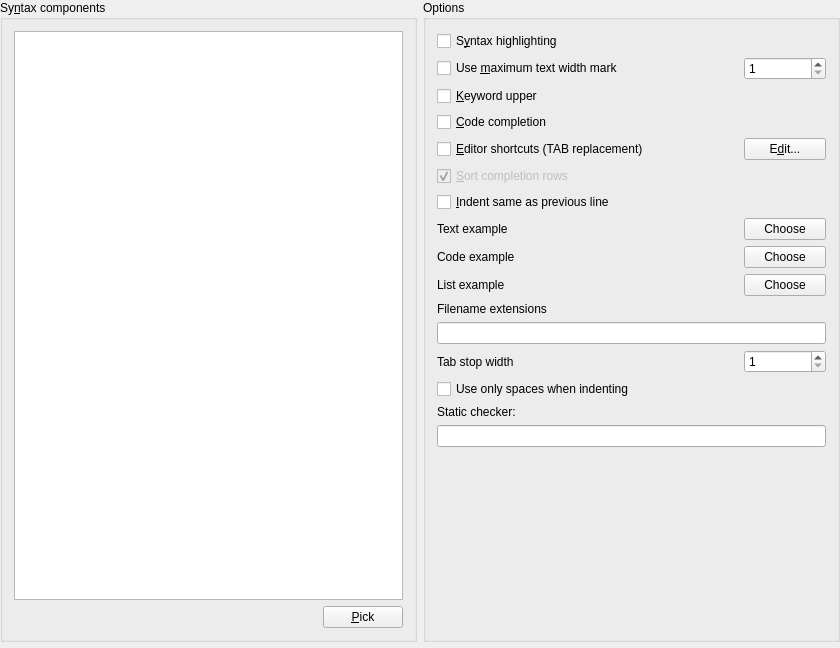
The window that src/tosyntaxsetupui.ui (tora-tool/tora) describes before a commit, drawn with Qt 5.
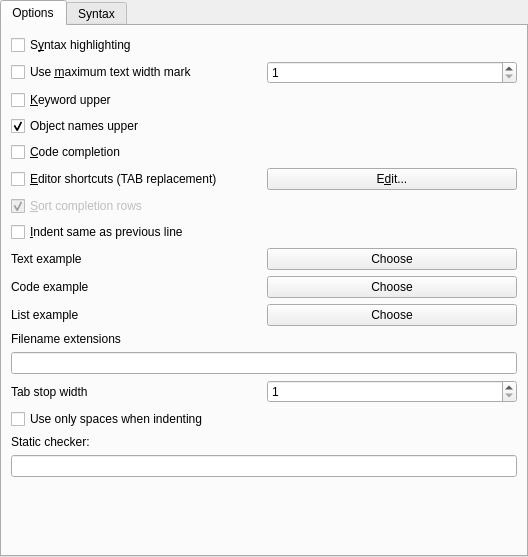
The same window after the commit. Custom widgets are drawn as their Qt base class.

Commit message: 1. Add editor option for upper/lowercase object names (fix table creation dialog to cope with this change). 2. Split editor options to two tabs. 3. Update documentation.

```diff
--- a/src/tosyntaxsetupui.ui
+++ b/src/tosyntaxsetupui.ui
@@ -6,8 +6,8 @@
    <rect>
     <x>0</x>
     <y>0</y>
-    <width>840</width>
-    <height>648</height>
+    <width>528</width>
+    <height>557</height>
    </rect>
   </property>
   <property name="windowTitle">
@@ -16,70 +16,63 @@
   <property name="toolTip">
    <string/>
   </property>
-  <layout class="QGridLayout">
-   <property name="margin">
-    <number>0</number>
-   </property>
+  <layout class="QHBoxLayout" name="horizontalLayout_7">
    <property name="spacing">
     <number>6</number>
    </property>
-   <item row="1" column="0" colspan="2">
-    <widget class="toHighlightedText" name="Example" native="true"/>
-   </item>
-   <item row="0" column="0">
-    <widget class="QGroupBox" name="GroupBox2">
-     <property name="title">
-      <string>Sy&amp;ntax components</string>
-     </property>
-     <layout class="QGridLayout">
       <property name="margin">
-       <number>11</number>
-      </property>
-      <property name="spacing">
-       <number>6</number>
-      </property>
-      <item row="1" column="0">
-       <widget class="QLabel" name="ExampleColor">
-        <property name="text">
-         <string/>
-        </property>
-        <property name="wordWrap">
-         <bool>false</bool>
-        </property>
-       </widget>
-      </item>
-      <item row="1" column="1">
-       <widget class="QPushButton" name="PushButton3">
-        <property name="sizePolicy">
-         <sizepolicy hsizetype="Maximum" vsizetype="Fixed">
-          <horstretch>0</horstretch>
-          <verstretch>0</verstretch>
-         </sizepolicy>
-        </property>
-        <property name="text">
-         <string>&amp;Pick</string>
-        </property>
-       </widget>
-      </item>
-      <item row="0" column="0" colspan="2">
-       <widget class="QListWidget" name="SyntaxComponent"/>
-      </item>
-     </layout>
-    </widget>
-   </item>
-   <item row="0" column="1">
-    <widget class="QGroupBox" name="Options">
-     <property name="title">
+    <number>0</number>
+   </property>
+   <item>
+    <widget class="QTabWidget" name="tabWidget">
+     <property name="currentIndex">
+      <number>0</number>
+     </property>
+     <widget class="QWidget" name="OptionsTab">
+      <attribute name="title">
       <string>Options</string>
-     </property>
-     <layout class="QGridLayout">
-      <property name="margin">
-       <number>11</number>
-      </property>
-      <property name="spacing">
-       <number>6</number>
-      </property>
-      <item row="2" column="0" colspan="3">
+      </attribute>
+      <layout class="QVBoxLayout" name="verticalLayout_2">
+       <item>
+        <layout class="QVBoxLayout" name="verticalLayout">
+         <item>
+          <widget class="QCheckBox" name="SyntaxHighlighting">
+           <property name="toolTip">
+            <string>Enable syntax highlighting, or use simple text editor</string>
+           </property>
+           <property name="text">
+            <string>S&amp;yntax highlighting</string>
+           </property>
+          </widget>
+         </item>
+         <item>
+          <layout class="QHBoxLayout" name="horizontalLayout">
+           <item>
+            <widget class="QCheckBox" name="EdgeMarkCheckBox">
+             <property name="toolTip">
+              <string>Display the line/column marker at the specified position</string>
+             </property>
+             <property name="text">
+              <string>Use &amp;maximum text width mark</string>
+             </property>
+            </widget>
+           </item>
+           <item>
+            <widget class="QSpinBox" name="EdgeSizeSpinBox">
+             <property name="toolTip">
+              <string>Specify the column (text width) where to show marker</string>
+             </property>
+             <property name="minimum">
+              <number>1</number>
+             </property>
+             <property name="maximum">
+              <number>999999</number>
+             </property>
+            </widget>
+           </item>
+          </layout>
+         </item>
+         <item>
        <widget class="QCheckBox" name="KeywordUpper">
         <property name="toolTip">
          <string>Convert all keywords to uppercase when displayingsyntaxhighlighted text.  Only available for monospaced fonts.</string>
@@ -89,7 +82,20 @@
         </property>
        </widget>
       </item>
-      <item row="3" column="0" colspan="3">
+         <item>
+          <widget class="QCheckBox" name="ObjectNamesUpper">
+           <property name="toolTip">
+            <string>Table, view, column names etc. are extracted in upper-case</string>
+           </property>
+           <property name="text">
+            <string>Object names upper</string>
+           </property>
+           <property name="checked">
+            <bool>true</bool>
+           </property>
+          </widget>
+         </item>
+         <item>
        <widget class="QCheckBox" name="CodeCompletion">
         <property name="toolTip">
          <string>Activate code completion in SQL editors. Not recommended on slow connections.</string>
@@ -99,7 +105,25 @@
         </property>
        </widget>
       </item>
-      <item row="5" column="0" colspan="3">
+         <item>
+          <layout class="QHBoxLayout" name="horizontalLayout_2">
+           <item>
+            <widget class="QCheckBox" name="EditorShortcuts">
+             <property name="text">
+              <string>&amp;Editor shortcuts (TAB replacement)</string>
+             </property>
+            </widget>
+           </item>
+           <item>
+            <widget class="QPushButton" name="EditorShortcutsEdit">
+             <property name="text">
+              <string>E&amp;dit...</string>
+             </property>
+            </widget>
+           </item>
+          </layout>
+         </item>
+         <item>
        <widget class="QCheckBox" name="CompletionSort">
         <property name="enabled">
          <bool>false</bool>
@@ -115,17 +139,7 @@
         </property>
        </widget>
       </item>
-      <item row="0" column="0" colspan="3">
-       <widget class="QCheckBox" name="SyntaxHighlighting">
-        <property name="toolTip">
-         <string>Enable syntax highlighting, or use simple text editor</string>
-        </property>
-        <property name="text">
-         <string>S&amp;yntax highlighting</string>
-        </property>
-       </widget>
-      </item>
-      <item row="6" column="0" colspan="3">
+         <item>
        <widget class="QCheckBox" name="AutoIndent">
         <property name="toolTip">
          <string>Indent a new line in an editor to the same column as the previous line</string>
@@ -135,24 +149,30 @@
         </property>
        </widget>
       </item>
-      <item row="9" column="2">
-       <widget class="QPushButton" name="PushButton1">
+         <item>
+          <layout class="QHBoxLayout" name="horizontalLayout_3">
+           <item>
+            <widget class="QLabel" name="TextExample">
         <property name="text">
-         <string>Choose</string>
-        </property>
-       </widget>
-      </item>
-      <item row="9" column="0">
-       <widget class="QLabel" name="ResultExample">
-        <property name="text">
-         <string>List example</string>
+              <string>Text example</string>
         </property>
         <property name="wordWrap">
          <bool>false</bool>
         </property>
        </widget>
       </item>
-      <item row="8" column="0">
+           <item>
+            <widget class="QPushButton" name="PushButton1_2_2">
+             <property name="text">
+              <string>Choose</string>
+             </property>
+            </widget>
+           </item>
+          </layout>
+         </item>
+         <item>
+          <layout class="QHBoxLayout" name="horizontalLayout_4">
+           <item>
        <widget class="QLabel" name="CodeExample">
         <property name="text">
          <string>Code example</string>
@@ -162,24 +182,37 @@
         </property>
        </widget>
       </item>
-      <item row="8" column="2">
+           <item>
        <widget class="QPushButton" name="PushButton1_2">
         <property name="text">
          <string>Choose</string>
         </property>
        </widget>
       </item>
-      <item row="7" column="0">
-       <widget class="QLabel" name="TextExample">
+          </layout>
+         </item>
+         <item>
+          <layout class="QHBoxLayout" name="horizontalLayout_5">
+           <item>
+            <widget class="QLabel" name="ResultExample">
         <property name="text">
-         <string>Text example</string>
+              <string>List example</string>
         </property>
         <property name="wordWrap">
          <bool>false</bool>
         </property>
        </widget>
       </item>
-      <item row="10" column="0">
+           <item>
+            <widget class="QPushButton" name="PushButton1">
+             <property name="text">
+              <string>Choose</string>
+             </property>
+            </widget>
+           </item>
+          </layout>
+         </item>
+         <item>
        <widget class="QLabel" name="TextLabel1">
         <property name="text">
          <string>Filename extensions</string>
@@ -189,30 +222,12 @@
         </property>
        </widget>
       </item>
-      <item row="16" column="1">
-       <spacer>
-        <property name="orientation">
-         <enum>Qt::Vertical</enum>
-        </property>
-        <property name="sizeType">
-         <enum>QSizePolicy::Expanding</enum>
-        </property>
-        <property name="sizeHint" stdset="0">
-         <size>
-          <width>20</width>
-          <height>20</height>
-         </size>
-        </property>
-       </spacer>
-      </item>
-      <item row="12" column="2">
-       <widget class="QSpinBox" name="TabStop">
-        <property name="minimum">
-         <number>1</number>
-        </property>
-       </widget>
-      </item>
-      <item row="12" column="0" colspan="2">
+         <item>
+          <widget class="QLineEdit" name="Extensions"/>
+         </item>
+         <item>
+          <layout class="QHBoxLayout" name="horizontalLayout_6">
+           <item>
        <widget class="QLabel" name="TextLabel1_2">
         <property name="toolTip">
          <string>Number of character width of tabstops</string>
@@ -231,7 +246,16 @@
         </property>
        </widget>
       </item>
-      <item row="13" column="0">
+           <item>
+            <widget class="QSpinBox" name="TabStop">
+             <property name="minimum">
+              <number>1</number>
+             </property>
+            </widget>
+           </item>
+          </layout>
+         </item>
+         <item>
        <widget class="QCheckBox" name="TabSpaces">
         <property name="toolTip">
          <string>If set the editor will insert spaces rather than tabs</string>
@@ -241,64 +265,91 @@
         </property>
        </widget>
       </item>
-      <item row="7" column="2">
-       <widget class="QPushButton" name="PushButton1_2_2">
-        <property name="text">
-         <string>Choose</string>
-        </property>
-       </widget>
-      </item>
-      <item row="4" column="0">
-       <widget class="QCheckBox" name="EditorShortcuts">
-        <property name="text">
-         <string>&amp;Editor shortcuts (TAB replacement)</string>
-        </property>
-       </widget>
-      </item>
-      <item row="4" column="2">
-       <widget class="QPushButton" name="EditorShortcutsEdit">
-        <property name="text">
-         <string>E&amp;dit...</string>
-        </property>
-       </widget>
-      </item>
-      <item row="1" column="0">
-       <widget class="QCheckBox" name="EdgeMarkCheckBox">
-        <property name="toolTip">
-         <string>Display the line/column marker at the specified position</string>
-        </property>
-        <property name="text">
-         <string>Use &amp;maximum text width mark</string>
-        </property>
-       </widget>
-      </item>
-      <item row="1" column="2">
-       <widget class="QSpinBox" name="EdgeSizeSpinBox">
-        <property name="toolTip">
-         <string>Specify the column (text width) where to show marker</string>
-        </property>
-        <property name="minimum">
-         <number>1</number>
-        </property>
-        <property name="maximum">
-         <number>999999</number>
-        </property>
-       </widget>
-      </item>
-      <item row="14" column="0">
+         <item>
        <widget class="QLabel" name="LSyntaxChecker">
         <property name="text">
          <string>Static checker:</string>
         </property>
        </widget>
       </item>
-      <item row="15" column="0" colspan="3">
+         <item>
        <widget class="QLineEdit" name="EStaticChecker"/>
       </item>
-      <item row="11" column="0" colspan="3">
-       <widget class="QLineEdit" name="Extensions"/>
-      </item>
-     </layout>
+         <item>
+          <spacer name="verticalSpacer">
+           <property name="orientation">
+            <enum>Qt::Vertical</enum>
+           </property>
+           <property name="sizeHint" stdset="0">
+            <size>
+             <width>20</width>
+             <height>40</height>
+            </size>
+           </property>
+          </spacer>
+         </item>
+        </layout>
+       </item>
+      </layout>
+     </widget>
+     <widget class="QWidget" name="SyntaxTab">
+      <attribute name="title">
+       <string>Syntax</string>
+      </attribute>
+      <layout class="QHBoxLayout" name="horizontalLayout_8" stretch="1,2">
+       <item>
+        <widget class="QGroupBox" name="GroupBox2">
+         <property name="title">
+          <string>Sy&amp;ntax components</string>
+         </property>
+         <layout class="QGridLayout">
+          <property name="margin">
+           <number>11</number>
+          </property>
+          <property name="spacing">
+           <number>6</number>
+          </property>
+          <item row="1" column="0">
+           <widget class="QLabel" name="ExampleColor">
+            <property name="text">
+             <string/>
+            </property>
+            <property name="wordWrap">
+             <bool>false</bool>
+            </property>
+           </widget>
+          </item>
+          <item row="1" column="1">
+           <widget class="QPushButton" name="PushButton3">
+            <property name="sizePolicy">
+             <sizepolicy hsizetype="Maximum" vsizetype="Fixed">
+              <horstretch>0</horstretch>
+              <verstretch>0</verstretch>
+             </sizepolicy>
+            </property>
+            <property name="text">
+             <string>&amp;Pick</string>
+            </property>
+           </widget>
+          </item>
+          <item row="0" column="0" colspan="2">
+           <widget class="QListWidget" name="SyntaxComponent"/>
+          </item>
+         </layout>
+        </widget>
+       </item>
+       <item>
+        <widget class="toHighlightedText" name="Example" native="true">
+         <property name="minimumSize">
+          <size>
+           <width>200</width>
+           <height>0</height>
+          </size>
+         </property>
+        </widget>
+       </item>
+      </layout>
+     </widget>
     </widget>
    </item>
   </layout>
```
Left out of the diff: 10 changed lines with no effect on the pictures. Lines whose indentation alone changed are shown as unchanged. The commit also changes 13 other files.
